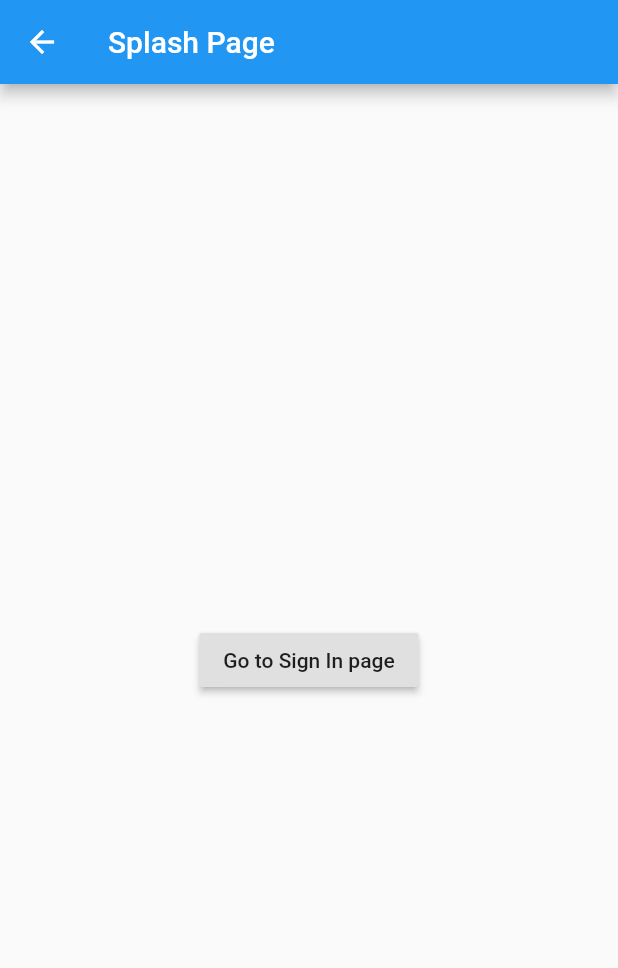
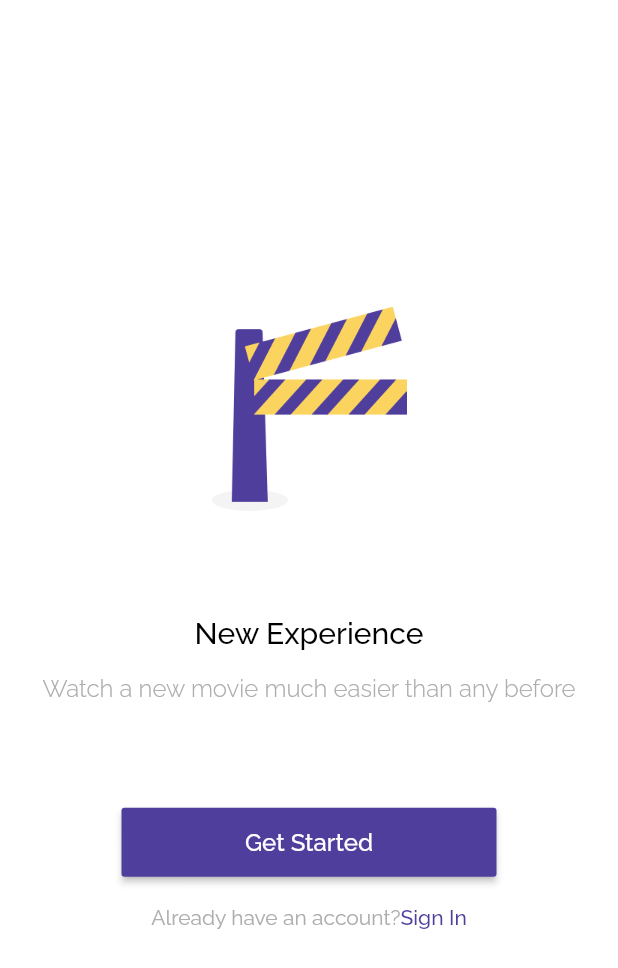
Before and after one commit to Richieid23/my-fluttix, a Flutter app: the SplashPage screen opened directly, on a phone screen of 412 x 824 dp. Shown: the top 968 px of the screen. Run offline on Flutter 3.47's test engine with Material 2 defaults, Android fonts, the phone set to English and light mode, and no system bars; our stand-ins replace bloc, cloud_firestore, equatable, firebase_auth, flutter_bloc, google_fonts; accounts and stored records are empty.

Commit message:
add splash page ui

```diff
--- a/lib/ui/pages/splash_page.dart
+++ b/lib/ui/pages/splash_page.dart
@@ -6,15 +6,68 @@ class SplashPage extends StatelessWidget {
   @override
   Widget build(BuildContext context) {
     return Scaffold(
-      appBar: AppBar(
-        title: Text('Splash Page'),
-      ),
-      body: Center(
-        child: RaisedButton(
-          onPressed: () {
-            context.bloc<PageBloc>().add(GoToLoginPage());
-          },
-          child: Text('Go to Sign In page'),
+      backgroundColor: Colors.white,
+      body: Container(
+        padding: EdgeInsets.symmetric(horizontal: defaultMargin),
+        child: Column(
+          mainAxisAlignment: MainAxisAlignment.center,
+          crossAxisAlignment: CrossAxisAlignment.center,
+          children: [
+            Container(
+              height: 136,
+              decoration: const BoxDecoration(
+                image: DecorationImage(
+                  image: AssetImage('assets/logo.png'),
+                ),
+              ),
+            ),
+            Container(
+              margin: const EdgeInsets.only(top: 70, bottom: 16),
+              child: Text(
+                'New Experience',
+                style: blackTextFont.copyWith(fontSize: 20),
+              ),
+            ),
+            Text(
+              'Watch a new movie much easier than any before',
+              style: greyTextFont.copyWith(
+                fontSize: 16,
+                fontWeight: FontWeight.w300,
+              ),
+              textAlign: TextAlign.center,
+            ),
+            Container(
+              width: 250,
+              height: 46,
+              margin: const EdgeInsets.only(top: 70, bottom: 19),
+              child: RaisedButton(
+                child: Text(
+                  'Get Started',
+                  style: whiteTextFont.copyWith(fontSize: 16),
+                ),
+                color: mainColor,
+                onPressed: () {},
+              ),
+            ),
+            Row(
+              mainAxisAlignment: MainAxisAlignment.center,
+              children: [
+                Text(
+                  'Already have an account?',
+                  style: greyTextFont.copyWith(fontWeight: FontWeight.w400),
+                ),
+                GestureDetector(
+                  onTap: () {
+                    context.bloc<PageBloc>().add(GoToLoginPage());
+                  },
+                  child: Text(
+                    'Sign In',
+                    style: purpleTextFont,
+                  ),
+                ),
+              ],
+            ),
+          ],
         ),
       ),
     );
```
